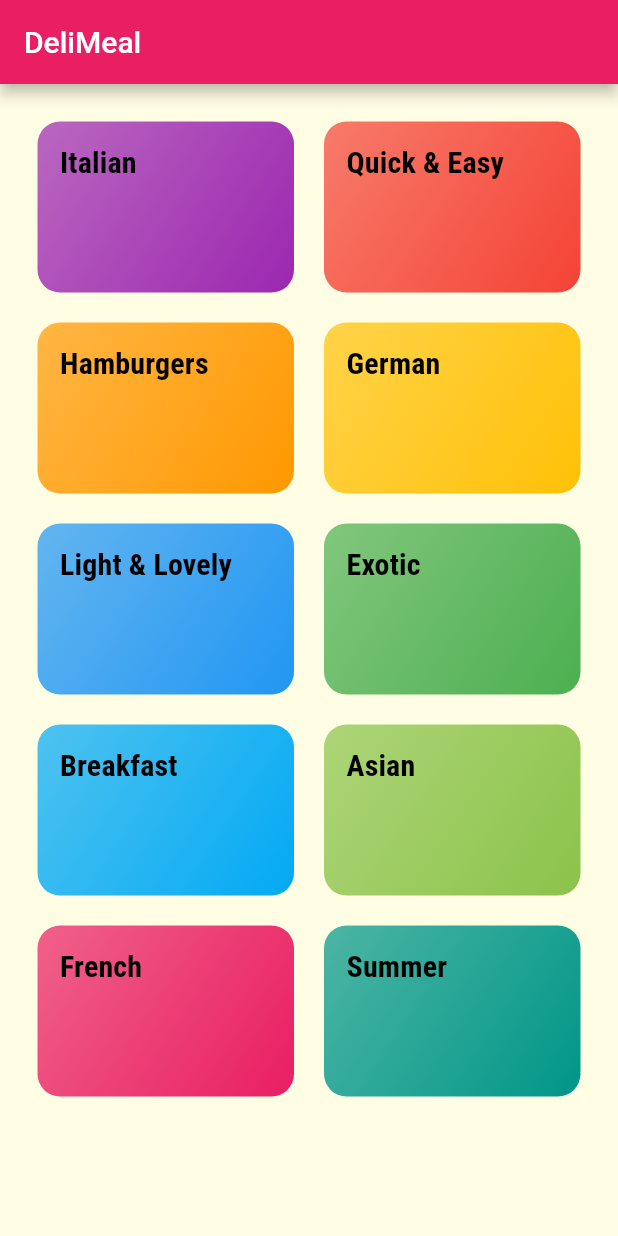
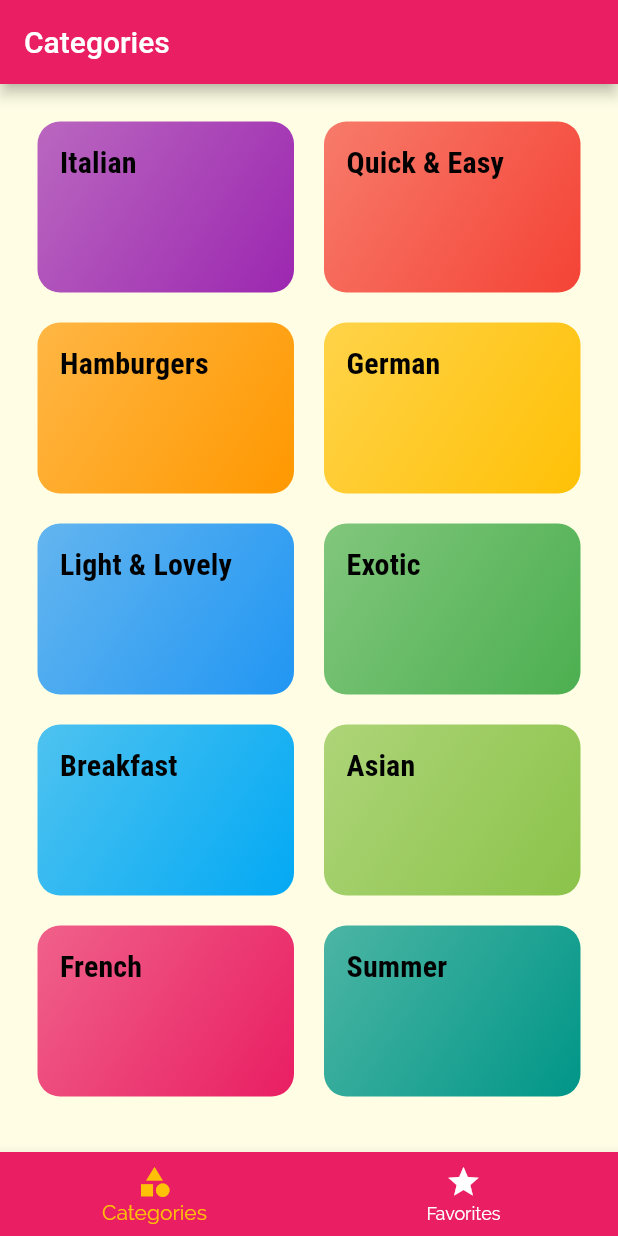
Before and after one commit to rholibobo/meals-app, a Flutter app: the screen it shows after launch, on a phone screen of 412 x 824 dp. Run offline on Flutter 3.47's test engine with Material 2 defaults, Android fonts, the phone set to English and light mode, and no system bars.

Commit message:
Building more screens

```diff
--- a/lib/main.dart
+++ b/lib/main.dart
@@ -1,9 +1,9 @@
 // ignore_for_file: prefer_const_constructors
 
 import 'package:flutter/material.dart';
+import './screens/tabs_screen.dart';
 
 import './screens/meal_detail_screen.dart';
-
 
 import 'screens/category_meal_screen.dart';
 
@@ -39,16 +39,21 @@ class MyApp extends StatelessWidget {
                 fontSize: 20.0,
                 fontWeight: FontWeight.bold,
                 fontFamily: 'RobotoCondensed',
-                )
-              )),
+              ))),
       // home: CategoriesScreen(),
       debugShowCheckedModeBanner: false,
       initialRoute: '/',
       routes: {
-        '/': (ctx) => CategoriesScreen(),
+        '/': (ctx) => TabsScreen(),
         CategoryMealScreen.routeName: (ctx) => CategoryMealScreen(),
         MealDetailScreen.routeName: (ctx) => MealDetailScreen(),
       },
+      // onGenerateRoute: (settings) {
+      //   return MaterialPageRoute(builder: (ctx) => CategoriesScreen());
+      // },
+      onUnknownRoute: ((settings) {
+        return MaterialPageRoute(builder: (ctx) => CategoriesScreen());
+      }),
     );
   }
 }
--- a/lib/screens/categories_screen.dart
+++ b/lib/screens/categories_screen.dart
@@ -10,11 +10,7 @@ class CategoriesScreen extends StatelessWidget {
 
   @override
   Widget build(BuildContext context) {
-    return Scaffold(
-      appBar: AppBar(
-        title: const Text('DeliMeal'),
-      ),
-      body: GridView(
+    return  GridView(
         padding: const EdgeInsets.all(25),
         gridDelegate: SliverGridDelegateWithMaxCrossAxisExtent(
           maxCrossAxisExtent: 200,
@@ -31,7 +27,7 @@ class CategoriesScreen extends StatelessWidget {
               ),
             )
             .toList(),
-      ),
+
     );
   }
 }
--- /dev/null
+++ b/lib/screens/tabs_screen.dart
@@ -0,0 +1,76 @@
+// ignore_for_file: prefer_const_constructors, prefer_const_literals_to_create_immutables
+
+import 'package:flutter/material.dart';
+import '../screens/favorites_screen.dart';
+import '../screens/categories_screen.dart';
+
+class TabsScreen extends StatefulWidget {
+  const TabsScreen({super.key});
+
+  @override
+  State<TabsScreen> createState() => _TabsScreenState();
+}
+
+class _TabsScreenState extends State<TabsScreen> {
+  final List<Map<String, Object>> _pages = [
+    {'page': CategoriesScreen(), 'title': 'Categories',},
+    {'page': FavoritesScreen(), 'title': 'Your Favorite',}
+  ];
+  int _selectedPageIndex = 0;
+
+  void _selectPage(int index) {
+    setState(() {
+      _selectedPageIndex = index;
+    });
+  }
+
+  @override
+  Widget build(BuildContext context) {
+    return Scaffold(
+      appBar: AppBar(
+        title: Text(_pages[_selectedPageIndex]['title'] as String),
+      ),
+      body: _pages[_selectedPageIndex]['page'] as Widget,
+      bottomNavigationBar: BottomNavigationBar(
+          onTap: _selectPage,
+          backgroundColor: Theme.of(context).colorScheme.primary,
+          unselectedItemColor: Colors.white,
+          selectedItemColor: Theme.of(context).colorScheme.secondary,
+          currentIndex: _selectedPageIndex,
+          // type: BottomNavigationBarType.shifting,
+          items: [
+            BottomNavigationBarItem(
+                backgroundColor: Theme.of(context).colorScheme.primary,
+                icon: Icon(Icons.category),
+                label: 'Categories'),
+            BottomNavigationBarItem(
+                backgroundColor: Theme.of(context).colorScheme.primary,
+                icon: Icon(Icons.star),
+                label: 'Favorites'),
+          ]),
+    );
+
+    // default tab controller for tabs
+    // return DefaultTabController(
+    //   length: 2,
+    //   child: Scaffold(
+    //     appBar: AppBar(
+    //       title: Text('Meals'),
+    //       bottom: TabBar(tabs: const <Widget>[
+    //         Tab(
+    //           icon: Icon(Icons.category),
+    //           text: 'Categories',
+    //         ),
+    //         Tab(
+    //           icon: Icon(Icons.star),
+    //           text: 'Favorites',
+    //         ),
+    //       ]),
+    //     ),
+    //     body: TabBarView(children: <Widget>[
+    //       CategoriesScreen(), FavoritesScreen(),
+    //     ]),
+    //   ),
+    // );
+  }
+}
```
Also changed, not shown: lib/screens/favorites_screen.dart (added, +14 -0 lines), lib/screens/meal_detail_screen.dart (+75 -4 lines). Lines whose indentation alone changed are shown as unchanged.
